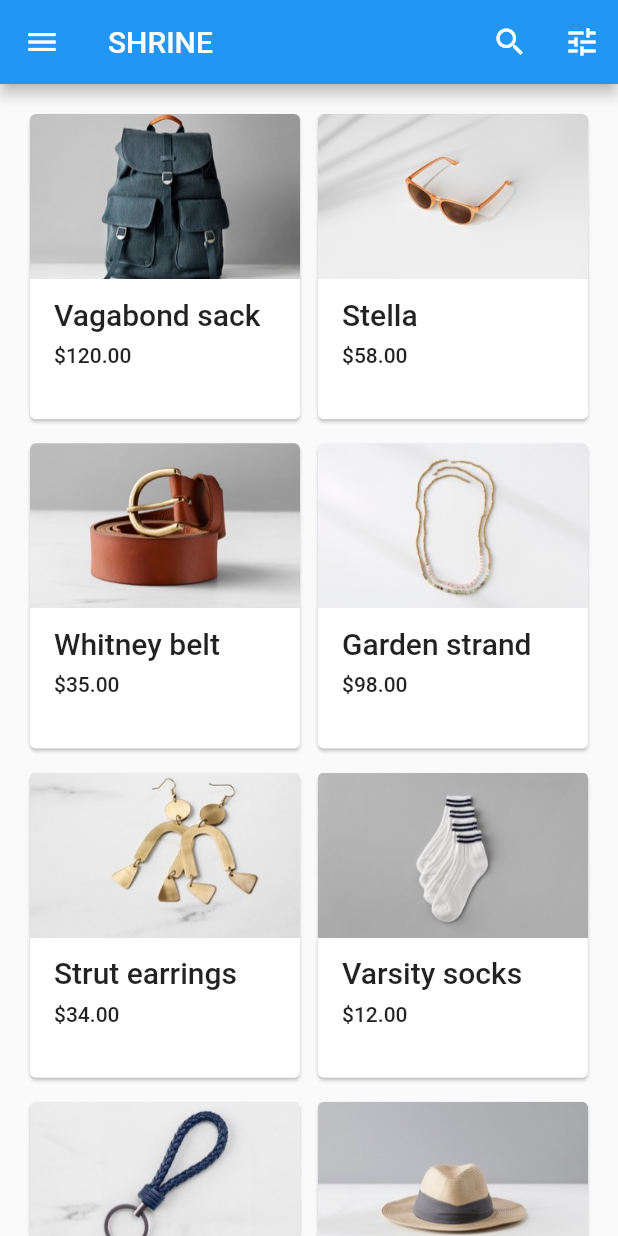
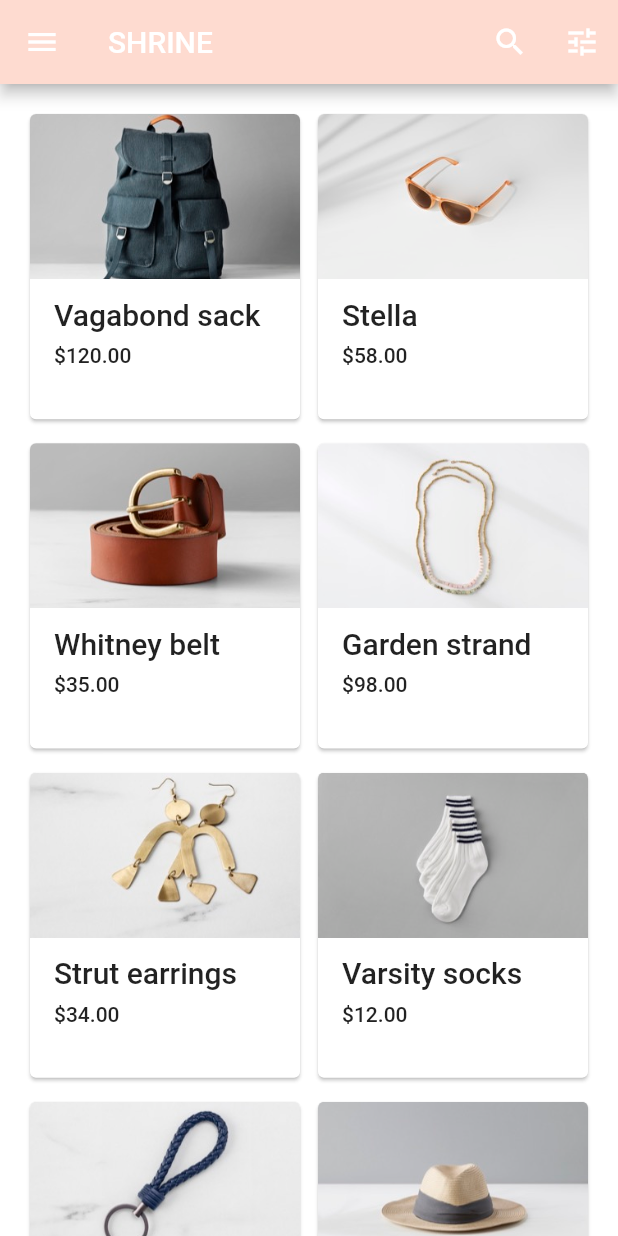
Before and after one commit to davechao/shrine_app, a Flutter app: the screen it shows after launch, after a tap on "NEXT", on a phone screen of 412 x 824 dp. Run offline on Flutter 3.47's test engine with Material 2 defaults, Android fonts, the phone set to English and light mode, and no system bars.

Commit message:
1. add colors 2. adjust app theme 3. refactor home page

```diff
--- /dev/null
+++ b/lib/colors.dart
@@ -0,0 +1,13 @@
+import 'package:flutter/material.dart';
+
+const kShrinePink50 = const Color(0xFFFEEAE6);
+const kShrinePink100 = const Color(0xFFFEDBD0);
+const kShrinePink300 = const Color(0xFFFBB8AC);
+const kShrinePink400 = const Color(0xFFEAA4A4);
+
+const kShrineBrown900 = const Color(0xFF442B2D);
+
+const kShrineErrorRed = const Color(0xFFC5032B);
+
+const kShrineSurfaceWhite = const Color(0xFFFFFBFA);
+const kShrineBackgroundWhite = Colors.white;
--- a/lib/home.dart
+++ b/lib/home.dart
@@ -51,32 +51,21 @@ class HomePage extends StatelessWidget {
     );
   }
 
-  List<Card> _buildCards(BuildContext context) {
-    List<Product> products = ProductsRepository.loadProducts(Category.all);
-    if (products == null || products.isEmpty) {
-      return const <Card>[];
-    }
-
-    final ThemeData theme = Theme.of(context);
-    final NumberFormat formatter = NumberFormat.simpleCurrency(
-        locale: Localizations.localeOf(context).toString());
-
-    return products.map(
-      (product) {
-        return Card(
-            clipBehavior: Clip.antiAlias,
-            child: Container(
-              child: Column(
-                crossAxisAlignment: CrossAxisAlignment.start,
-                children: <Widget>[
-                  AspectRatio(
+  Widget _buildCardImage(Product product) {
+    return AspectRatio(
       aspectRatio: 18.0 / 11.0,
       child: Image.asset(
         'assets/${product.id}-0.jpg',
         fit: BoxFit.fitWidth,
       ),
-                  ),
-                  Expanded(
+    );
+  }
+
+  Widget _buildCardInfo(BuildContext context, Product product) {
+    final ThemeData theme = Theme.of(context);
+    final NumberFormat formatter = NumberFormat.simpleCurrency(
+        locale: Localizations.localeOf(context).toString());
+    return Expanded(
       child: Padding(
         padding: EdgeInsets.fromLTRB(16.0, 12.0, 16.0, 8.0),
         child: Column(
@@ -95,10 +84,26 @@ class HomePage extends StatelessWidget {
           ],
         ),
       ),
-                  ),
+    );
+  }
+
+  List<Card> _buildCards(BuildContext context) {
+    List<Product> products = ProductsRepository.loadProducts(Category.all);
+    if (products == null || products.isEmpty) return const <Card>[];
+    return products.map(
+      (product) {
+        return Card(
+          clipBehavior: Clip.antiAlias,
+          child: Container(
+            child: Column(
+              crossAxisAlignment: CrossAxisAlignment.start,
+              children: <Widget>[
+                _buildCardImage(product),
+                _buildCardInfo(context, product),
               ],
             ),
-            ));
+          ),
+        );
       },
     ).toList();
   }
--- a/lib/main.dart
+++ b/lib/main.dart
@@ -1,15 +1,29 @@
 import 'package:flutter/material.dart';
+import 'package:shrine_app/colors.dart';
 import 'package:shrine_app/home.dart';
 import 'package:shrine_app/login.dart';
 
 void main() => runApp(ShrineApp());
 
 class ShrineApp extends StatelessWidget {
+  ThemeData _buildShrineTheme() {
+    final ThemeData base = ThemeData.light();
+    return base.copyWith(
+      accentColor: kShrineBrown900,
+      primaryColor: kShrinePink100,
+      buttonTheme: base.buttonTheme.copyWith(
+        buttonColor: kShrinePink100,
+        textTheme: ButtonTextTheme.normal,
+      ),
+      scaffoldBackgroundColor: kShrineBackgroundWhite,
+      cardColor: kShrineBackgroundWhite,
+      textSelectionColor: kShrinePink100,
+      errorColor: kShrineErrorRed,
+    );
+  }
+
   Route<dynamic> _getRoute(RouteSettings settings) {
-    if (settings.name != '/login') {
-      return null;
-    }
-
+    if (settings.name != '/login') return null;
     return MaterialPageRoute<void>(
       settings: settings,
       builder: (BuildContext context) => LoginPage(),
@@ -25,6 +39,7 @@ class ShrineApp extends StatelessWidget {
       home: HomePage(),
       initialRoute: '/login',
       onGenerateRoute: _getRoute,
+      theme: _buildShrineTheme(),
     );
   }
 }
```
Lines whose indentation alone changed are shown as unchanged.
